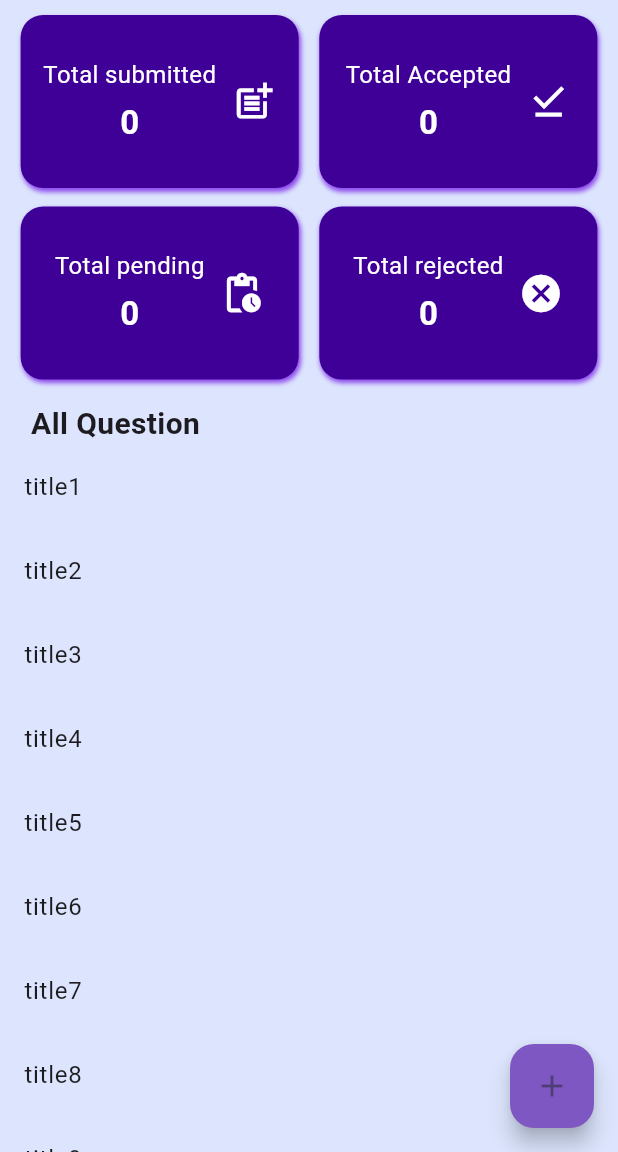
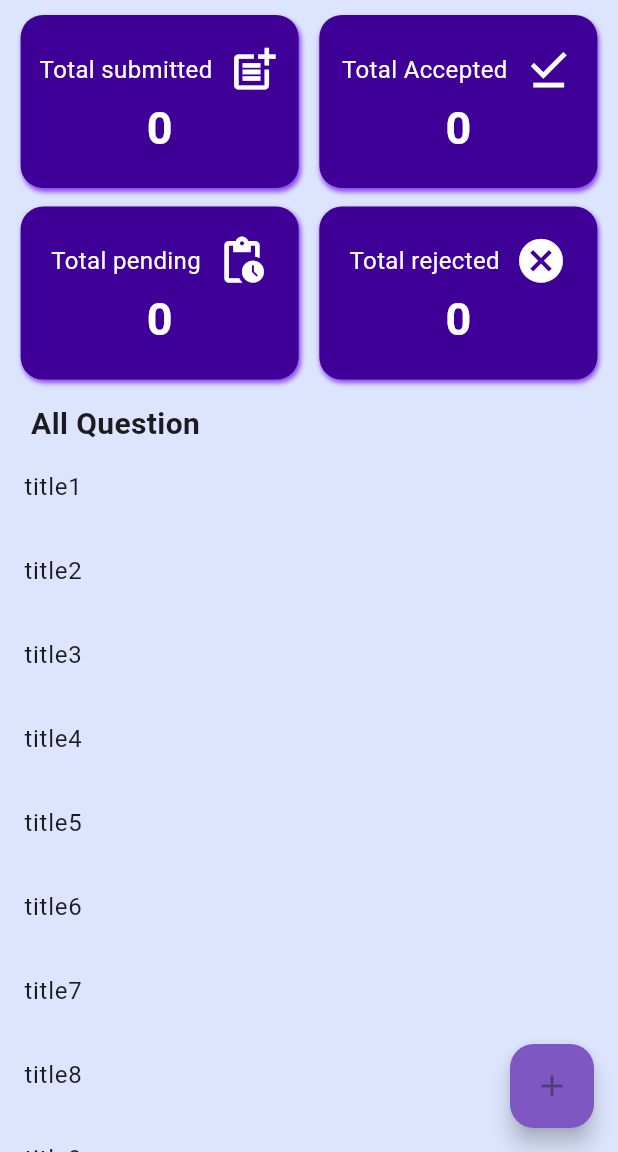
Before and after one commit to SagorSamadder/sAcademy-teacher, a Flutter app: the screen it shows once a user with an empty profile is signed in, on a phone screen of 412 x 824 dp, the part 84-1236 px from its top. Run offline on Flutter 3.47's test engine with Material 3 defaults, Android fonts, the phone set to English and light mode, and no system bars; our stand-ins replace cloud_firestore, firebase_auth, firebase_core, get, velocity_x; accounts and stored records are empty.

Commit message:
fixing bugs

```diff
--- a/lib/app/add_question/controller/add_question_controller.dart
+++ b/lib/app/add_question/controller/add_question_controller.dart
@@ -62,6 +62,7 @@ class AddQuestionController extends GetxController {
         'option4': optioncontroller4.text,
         'answer': correctAnswerController.text,
         'accept': 'pending',
+        'qsUid':uid,
       };
 
       await FirebaseFirestore.instance
--- a/lib/app/home_screen/widged/containet.dart
+++ b/lib/app/home_screen/widged/containet.dart
@@ -32,27 +32,30 @@ class Sscontainner extends StatelessWidget {
           Column(
             mainAxisAlignment: MainAxisAlignment.center,
             children: [
-              Text(
-                title,
-                style: const TextStyle(color: Colors.white, fontSize: 16),
+              Row(
+                children: [
+                  Text(
+                    title,
+                    style: const TextStyle(color: Colors.white, fontSize: 16),
+                  ),
+                  10.widthBox,
+                  Icon(
+                    icon,
+                    color: Colors.white,
+                    size: 35,
+                  ),
+                ],
               ),
-              5.heightBox,
               Text(
                 count,
                 style: const TextStyle(
                   color: Colors.white,
-                  fontSize: 22,
+                  fontSize: 30,
                   fontWeight: FontWeight.bold,
                 ),
               ),
             ],
           ),
-          10.widthBox,
-          Icon(
-            icon,
-            color: Colors.white,
-            size: 30,
-          )
         ],
       ),
     );
```
